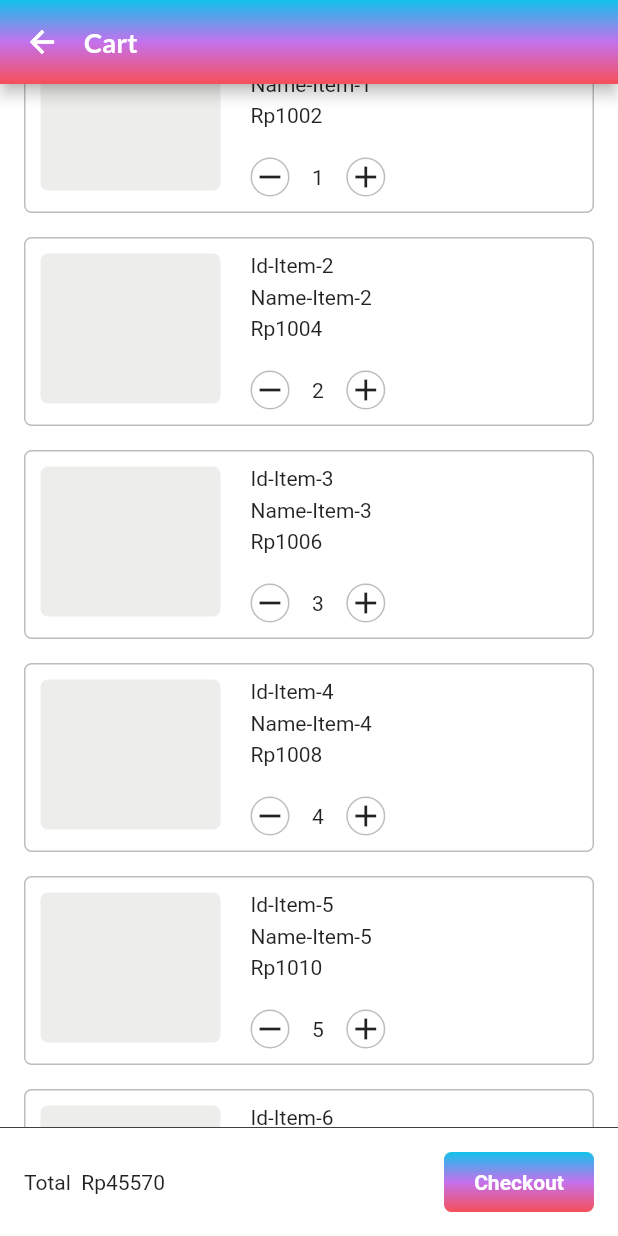
After one commit to anjarnaufals/laboratorium, a Flutter app: the CartView screen opened by its route, scrolled down 56 dp, after a tap on the "remove" icon, on a phone screen of 412 x 824 dp. The commit adds this screen. Run offline on Flutter 3.47's test engine with Material 2 defaults, Android fonts, the phone set to English and light mode, and no system bars; our stand-ins replace flutter_easyloading, flutter_svg, get, google_fonts, pull_to_refresh_flutter3, scrollable_positioned_list.

Commit message:
add cart

```diff
--- a/lib/app/data/atom/custom_appbar.dart
+++ b/lib/app/data/atom/custom_appbar.dart
@@ -5,10 +5,12 @@ import 'package:get/get.dart';
 class CustomAppbar extends StatelessWidget {
   final String title;
   final bool? backButton;
+  final bool? isSliver;
   const CustomAppbar({
     Key? key,
     required this.title,
     this.backButton,
+    this.isSliver,
   }) : super(key: key);
 
   @override
--- /dev/null
+++ b/lib/app/data/model/product_model.dart
@@ -0,0 +1,24 @@
+class Product {
+  String? id;
+  String? name;
+  int? qty;
+  int? price;
+
+  Product({this.id, this.name, this.qty, this.price});
+
+  Product.fromJson(Map<String, dynamic> json) {
+    this.id = json['id'];
+    this.name = json['name'];
+    this.qty = json['qty'];
+    this.price = json['price'];
+  }
+
+  Map<String, dynamic> toJson() {
+    final Map<String, dynamic> data = new Map<String, dynamic>();
+    data['id'] = this.id;
+    data['name'] = this.name;
+    data['qty'] = this.qty;
+    data['price'] = this.price;
+    return data;
+  }
+}
--- a/lib/app/modules/all/controllers/all_controller.dart
+++ b/lib/app/modules/all/controllers/all_controller.dart
@@ -11,6 +11,7 @@ class AllController extends GetxController {
     Menu(menu: "Custom Button", route: Routes.CUSTOMBUTTON),
     Menu(menu: "Simple Slider", route: Routes.SLIDER),
     Menu(menu: "Bubble", route: Routes.BUBBLE),
+    Menu(menu: "Cart", route: Routes.CART),
     Menu(menu: "Example", route: Routes.EXAMPLE),
   ];
 
--- /dev/null
+++ b/lib/app/modules/cart/bindings/cart_binding.dart
@@ -0,0 +1,12 @@
+import 'package:get/get.dart';
+
+import '../controllers/cart_controller.dart';
+
+class CartBinding extends Bindings {
+  @override
+  void dependencies() {
+    Get.lazyPut<CartController>(
+      () => CartController(),
+    );
+  }
+}
--- /dev/null
+++ b/lib/app/modules/cart/controllers/cart_controller.dart
@@ -0,0 +1,66 @@
+import 'package:flower_app/app/data/model/product_model.dart';
+import 'package:flutter_easyloading/flutter_easyloading.dart';
+import 'package:get/get.dart';
+
+class CartController extends GetxController {
+  var onSuccess, onEmpty, onError, onLoading = false.obs;
+  final cartItem = <Product>[].obs;
+  var total = 0.obs;
+
+  void onInit() {
+    super.onInit();
+  }
+
+  @override
+  void onReady() {
+    super.onReady();
+    loadData();
+  }
+
+  @override
+  void onClose() {}
+
+  Future<void> loadData() async {
+    onLoading(true);
+
+    await Future.delayed(Duration(seconds: 2), () {
+      createData();
+    });
+    setTotal();
+
+    onLoading(false);
+  }
+
+  createData() {
+    var i;
+
+    for (i = 0; i < 10; i++) {
+      var item = Product(
+        id: "Id-Item-${i}",
+        name: "Name-Item-${i}",
+        qty: i,
+        price: (i + 1000) + i,
+      );
+      cartItem.add(item);
+    }
+  }
+
+  void removeItem(String id) {
+    EasyLoading.show();
+    Future.delayed(Duration(milliseconds: 300), () {
+      cartItem.removeWhere((item) => item.id == id);
+      setTotal();
+      EasyLoading.dismiss();
+    });
+    print(cartItem.length);
+  }
+
+  void addItem(String id) {}
+
+  setTotal() {
+    total.value = 0;
+    cartItem.forEach((item) {
+      total.value += (item.price! * item.qty!);
+    });
+  }
+}
--- /dev/null
+++ b/lib/app/modules/cart/controllers/item_cart_controller.dart
@@ -0,0 +1,22 @@
+import 'package:flower_app/app/modules/cart/controllers/cart_controller.dart';
+import 'package:get/get.dart';
+
+class ItemCartController extends GetxController {
+  var qty = 0.obs;
+
+  void add(String id, int pos) {
+    var priceselect = Get.find<CartController>().cartItem[pos].price;
+    Get.find<CartController>().total.value += priceselect!;
+    qty++;
+  }
+
+  void remove(String id, int pos) {
+    if (qty == 0) {
+      Get.find<CartController>().removeItem(id);
+    } else {
+      var priceselect = Get.find<CartController>().cartItem[pos].price;
+      Get.find<CartController>().total.value -= priceselect!;
+      qty--;
+    }
+  }
+}
--- /dev/null
+++ b/lib/app/modules/cart/views/cart_view.dart
@@ -0,0 +1,246 @@
+import 'dart:math';
+
+import 'package:flower_app/app/data/atom/custom_appbar.dart';
+import 'package:flower_app/app/data/model/product_model.dart';
+import 'package:flower_app/app/modules/cart/controllers/item_cart_controller.dart';
+import 'package:flower_app/app/modules/custombutton/views/custombutton_view.dart';
+import 'package:flutter/material.dart';
+
+import 'package:get/get.dart';
+
+import '../controllers/cart_controller.dart';
+
+class CartView extends GetView<CartController> {
+  @override
+  Widget build(BuildContext context) {
+    return Scaffold(
+      body: CustomScrollView(
+        slivers: [
+          _AppBar(),
+          Obx(() => controller.onLoading.isFalse
+              ? controller.cartItem.length > 0
+                  ? _OnSuccess()
+                  : _OnError()
+              : _OnLoading())
+        ],
+      ),
+      bottomNavigationBar: _BottomArea(),
+    );
+  }
+}
+
+class _OnSuccess extends GetWidget<CartController> {
+  const _OnSuccess({
+    Key? key,
+  }) : super(key: key);
+
+  @override
+  Widget build(BuildContext context) {
+    return SliverPadding(
+      padding: const EdgeInsets.all(16.0),
+      sliver: Obx(() => SliverList(
+            delegate: SliverChildBuilderDelegate(
+              childCount: controller.cartItem.length,
+              (_, i) {
+                var item = controller.cartItem[i];
+                return _Item(item: item, i: i);
+              },
+            ),
+          )),
+    );
+  }
+}
+
+class _OnError extends StatelessWidget {
+  const _OnError({
+    Key? key,
+  }) : super(key: key);
+
+  @override
+  Widget build(BuildContext context) {
+    return SliverFillRemaining(child: Center(child: Text("Cart Empty")));
+  }
+}
+
+class _OnLoading extends StatelessWidget {
+  const _OnLoading({
+    Key? key,
+  }) : super(key: key);
+
+  @override
+  Widget build(BuildContext context) {
+    return SliverFillRemaining(
+      child: Center(
+        child: SizedBox(
+          height: 25,
+          width: 25,
+          child: CircularProgressIndicator(
+            color: Get.theme.primaryColorLight,
+            strokeWidth: 1,
+          ),
+        ),
+      ),
+    );
+  }
+}
+
+class _Item extends StatelessWidget {
+  const _Item({
+    Key? key,
+    required this.item,
+    required this.i,
+  }) : super(key: key);
+
+  final Product item;
+  final int i;
+
+  @override
+  Widget build(BuildContext context) {
+    return GetBuilder<ItemCartController>(
+      init: ItemCartController(),
+      tag: "cart-item-${item.id}",
+      builder: (c) {
+        c.qty.value = item.qty ?? 0;
+        return Column(
+          mainAxisSize: MainAxisSize.min,
+          children: [
+            Container(
+              padding: const EdgeInsets.all(10),
+              width: Get.width,
+              decoration: BoxDecoration(
+                color: Colors.transparent,
+                border: Border.all(
+                  width: 1,
+                  color: Colors.black26,
+                ),
+                borderRadius: BorderRadius.circular(5),
+              ),
+              child: Row(
+                crossAxisAlignment: CrossAxisAlignment.start,
+                children: [
+                  InkWell(
+                    onTap: () {},
+                    child: Container(
+                      height: 100,
+                      width: 120,
+                      decoration: BoxDecoration(
+                        borderRadius: BorderRadius.circular(5),
+                        color: Color.fromARGB(
+                          Random().nextInt(200),
+                          Random().nextInt(100),
+                          Random().nextInt(50),
+                          Random().nextInt(10),
+                        ),
+                      ),
+                    ),
+                  ),
+                  const SizedBox(width: 20),
+                  Expanded(
+                    child: Column(
+                      crossAxisAlignment: CrossAxisAlignment.start,
+                      children: [
+                        Text("${item.id}"),
+                        const SizedBox(height: 5),
+                        Text("${item.name}"),
+                        const SizedBox(height: 5),
+                        Text("Rp${item.price}"),
+                        const SizedBox(height: 20),
+                        Row(
+                          children: [
+                            InkWell(
+                              borderRadius: BorderRadius.circular(25),
+                              onTap: () {
+                                c.remove(item.id!, i);
+                              },
+                              child: Container(
+                                decoration: BoxDecoration(
+                                  border: Border.all(
+                                      width: 1, color: Colors.black26),
+                                  borderRadius: BorderRadius.circular(25),
+                                ),
+                                child: Icon(Icons.remove),
+                              ),
+                            ),
+                            const SizedBox(width: 15),
+                            Obx(() => Text("${c.qty.value}")),
+                            const SizedBox(width: 15),
+                            InkWell(
+                              borderRadius: BorderRadius.circular(25),
+                              onTap: () {
+                                c.add(item.id!, i);
+                              },
+                              child: Container(
+                                decoration: BoxDecoration(
+                                  border: Border.all(
+                                      width: 1, color: Colors.black26),
+                                  borderRadius: BorderRadius.circular(25),
+                                ),
+                                child: Icon(Icons.add),
+                              ),
+                            ),
+                          ],
+                        ),
+                      ],
+                    ),
+                  ),
+                ],
+              ),
+            ),
+            const SizedBox(height: 16),
+          ],
+        );
+      },
+    );
+  }
+}
+
+class _BottomArea extends GetWidget<CartController> {
+  const _BottomArea({
+    Key? key,
+  }) : super(key: key);
+
+  @override
+  Widget build(BuildContext context) {
+    return SafeArea(
+      child: Container(
+        padding: const EdgeInsets.all(16),
+        decoration: BoxDecoration(
+            color: Get.theme.scaffoldBackgroundColor,
+            border: Border(top: BorderSide(width: 0.5, color: Colors.black))),
+        child: Row(
+          children: [
+            Obx(() => Text("Total  Rp${controller.total.value}")),
+            Spacer(),
+            SizedBox(
+              width: 100,
+              child: Material(
+                child: CustomButton(
+                  ontap: () {},
+                  text: "Checkout",
+                  isGradient: true,
+                ),
+              ),
+            ),
+          ],
+        ),
+      ),
+    );
+  }
+}
+
+class _AppBar extends StatelessWidget {
+  const _AppBar({
+    Key? key,
+  }) : super(key: key);
+
+  @override
+  Widget build(BuildContext context) {
+    return SliverAppBar(
+      pinned: true,
+      flexibleSpace: CustomAppbar(
+        title: "Cart",
+        backButton: true,
+      ),
+    );
+  }
+}
--- a/lib/app/modules/date_picker/views/date_picker_view.dart
+++ b/lib/app/modules/date_picker/views/date_picker_view.dart
@@ -10,7 +10,7 @@ import 'package:scrollable_positioned_list/scrollable_positioned_list.dart';
 import '../controllers/date_picker_controller.dart';
 
 class DatePickerView extends GetView<DatePickerController> {
-  //TODO : on progress
+  //TODO : datepicker on progress
   @override
   Widget build(BuildContext context) {
     return Scaffold(
--- a/lib/app/modules/example/controllers/example_controller.dart
+++ b/lib/app/modules/example/controllers/example_controller.dart
@@ -1,9 +1,6 @@
 import 'package:get/get.dart';
 
 class ExampleController extends GetxController {
-  //TODO: Implement ExampleController
-
-  final count = 0.obs;
   @override
   void onInit() {
     super.onInit();
@@ -16,5 +13,4 @@ class ExampleController extends GetxController {
 
   @override
   void onClose() {}
-  void increment() => count.value++;
 }
--- a/lib/app/routes/app_pages.dart
+++ b/lib/app/routes/app_pages.dart
@@ -4,6 +4,8 @@ import 'package:flower_app/app/modules/all/bindings/all_binding.dart';
 import 'package:flower_app/app/modules/all/views/all_view.dart';
 import 'package:flower_app/app/modules/bubble/bindings/bubble_binding.dart';
 import 'package:flower_app/app/modules/bubble/views/bubble_view.dart';
+import 'package:flower_app/app/modules/cart/bindings/cart_binding.dart';
+import 'package:flower_app/app/modules/cart/views/cart_view.dart';
 import 'package:flower_app/app/modules/custombutton/bindings/custombutton_binding.dart';
 import 'package:flower_app/app/modules/custombutton/views/custombutton_view.dart';
 import 'package:flower_app/app/modules/date_picker/bindings/date_picker_binding.dart';
@@ -85,6 +87,13 @@ class AppPages {
       name: _Paths.BUBBLE,
       page: () => BubbleView(),
       binding: BubbleBinding(),
+      transition: Transition.rightToLeft,
+    ),
+    GetPage(
+      name: _Paths.CART,
+      page: () => CartView(),
+      binding: CartBinding(),
+      transition: Transition.rightToLeft,
     ),
   ];
 }
--- a/lib/app/routes/app_routes.dart
+++ b/lib/app/routes/app_routes.dart
@@ -14,6 +14,7 @@ abstract class Routes {
   static const EXAMPLE = _Paths.EXAMPLE;
   static const SLIDER = _Paths.SLIDER;
   static const BUBBLE = _Paths.BUBBLE;
+  static const CART = _Paths.CART;
 }
 
 abstract class _Paths {
@@ -27,4 +28,5 @@ abstract class _Paths {
   static const EXAMPLE = '/example';
   static const SLIDER = '/slider';
   static const BUBBLE = '/bubble';
+  static const CART = '/cart';
 }
--- a/lib/main.dart
+++ b/lib/main.dart
@@ -1,5 +1,6 @@
 import 'package:flower_app/app/utils/theme_data.dart';
 import 'package:flutter/material.dart';
+import 'package:flutter_easyloading/flutter_easyloading.dart';
 
 import 'package:get/get.dart';
 
@@ -7,7 +8,18 @@ import 'app/routes/app_pages.dart';
 
 void main() {
   runApp(
-    GetMaterialApp(
+    _MyApp(),
+  );
+}
+
+class _MyApp extends StatelessWidget {
+  const _MyApp({
+    Key? key,
+  }) : super(key: key);
+
+  @override
+  Widget build(BuildContext context) {
+    return GetMaterialApp(
       title: "Flower Appx",
       debugShowCheckedModeBanner: false,
       initialRoute: AppPages.INITIAL,
@@ -15,6 +27,7 @@ void main() {
       themeMode: ThemeMode.light,
       theme: CustomTheme.lightTheme,
       darkTheme: CustomTheme.darkTheme,
-    ),
-  );
+      builder: EasyLoading.init(),
+    );
+  }
 }
--- a/pubspec.yaml
+++ b/pubspec.yaml
@@ -12,6 +12,8 @@ dependencies:
   pull_to_refresh_flutter3: ^2.0.1
   scrollable_positioned_list: ^0.3.2
   flutter_svg: ^1.1.3
+  cached_network_image: ^3.2.1
+  flutter_easyloading: ^3.0.5
   flutter:
     sdk: flutter
 
```
Also changed, not shown: pubspec.lock, 1 other file.
